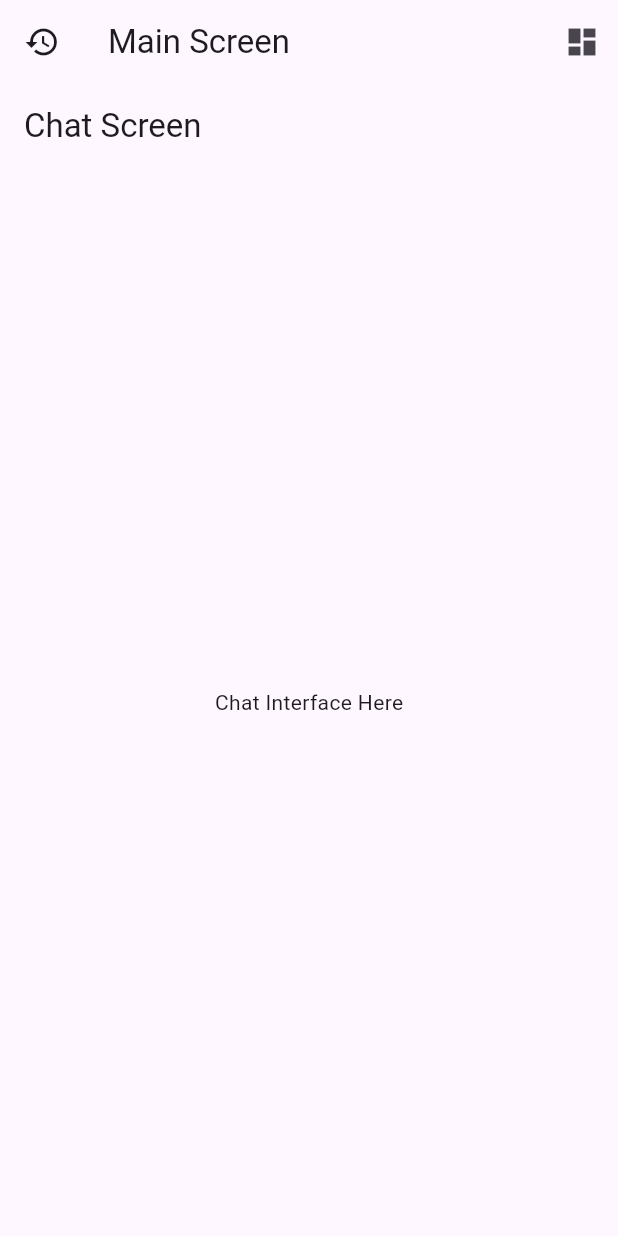
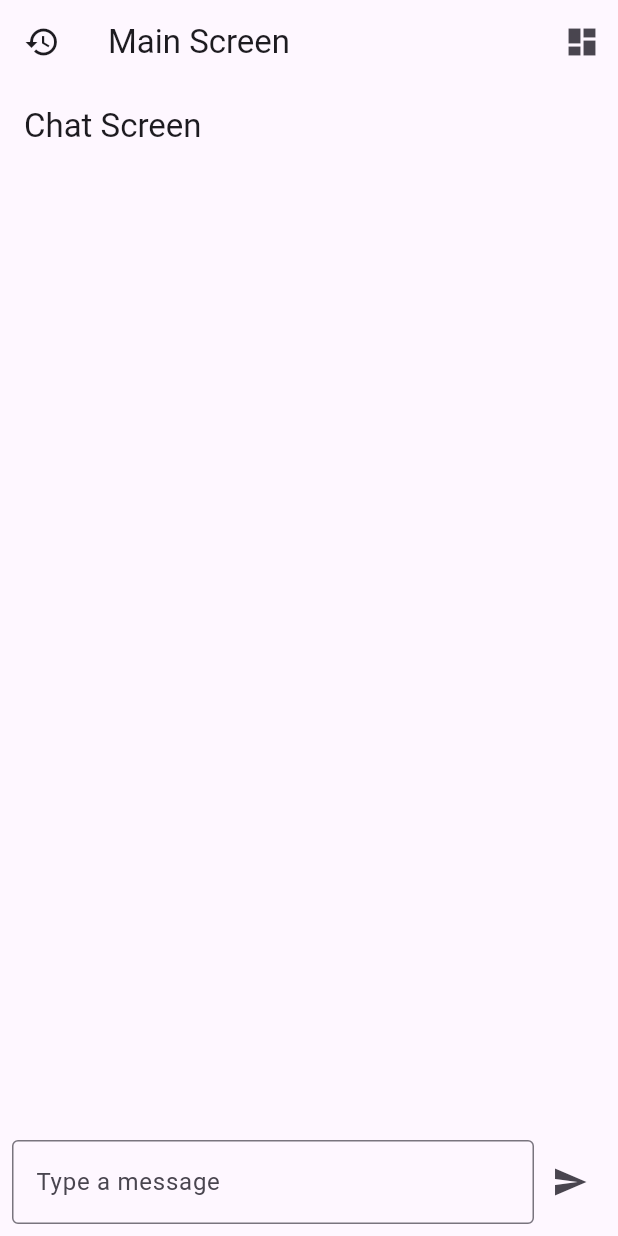
Before and after one commit to brittotprince/Lets_Split_UI-Flutter-, a Flutter app: the screen it shows after launch, on a phone screen of 412 x 824 dp. Run offline on Flutter 3.47's test engine with Material 3 defaults, Android fonts, the phone set to English and light mode, and no system bars; our stand-ins replace go_router.

Commit message:
Adding chat functionality

```diff
--- /dev/null
+++ b/lib/chat_provider.dart
@@ -0,0 +1,12 @@
+import 'package:flutter/material.dart';
+
+class ChatProvider with ChangeNotifier {
+  List<Map<String, String>> _messages = [];
+
+  List<Map<String, String>> get messages => _messages;
+
+  void addMessage(String message, String sender) {
+    _messages.add({'message': message, 'sender': sender});
+    notifyListeners();
+  }
+}
--- a/lib/chat_screen.dart
+++ b/lib/chat_screen.dart
@@ -1,14 +1,64 @@
 import 'package:flutter/material.dart';
+import 'package:provider/provider.dart';
+import 'chat_provider.dart';
+import 'user_message_bubble.dart';
+import 'ai_message_bubble.dart';
 
 class ChatScreen extends StatelessWidget {
+  final TextEditingController _controller = TextEditingController();
+
   @override
   Widget build(BuildContext context) {
     return Scaffold(
       appBar: AppBar(
         title: Text('Chat Screen'),
       ),
-      body: Center(
-        child: Text('Chat Interface Here'),
+      body: Column(
+        children: [
+          Expanded(
+            child: Consumer<ChatProvider>(
+              builder: (context, chatProvider, child) {
+                return ListView.builder(
+                  itemCount: chatProvider.messages.length,
+                  itemBuilder: (context, index) {
+                    final message = chatProvider.messages[index];
+                    if (message['sender'] == 'user') {
+                      return UserMessageBubble(message: message['message']!);
+                    } else {
+                      return AIMessageBubble(message: message['message']!);
+                    }
+                  },
+                );
+              },
+            ),
+          ),
+          Padding(
+            padding: const EdgeInsets.all(8.0),
+            child: Row(
+              children: [
+                Expanded(
+                  child: TextField(
+                    controller: _controller,
+                    decoration: InputDecoration(
+                      hintText: 'Type a message',
+                      border: OutlineInputBorder(),
+                    ),
+                  ),
+                ),
+                IconButton(
+                  icon: Icon(Icons.send),
+                  onPressed: () {
+                    if (_controller.text.isNotEmpty) {
+                      Provider.of<ChatProvider>(context, listen: false)
+                          .addMessage(_controller.text, 'user');
+                      _controller.clear();
+                    }
+                  },
+                ),
+              ],
+            ),
+          ),
+        ],
       ),
     );
   }
--- a/lib/main.dart
+++ b/lib/main.dart
@@ -1,42 +1,26 @@
 import 'package:flutter/material.dart';
-import 'package:go_router/go_router.dart';
+import 'package:provider/provider.dart';
 import 'main_screen.dart';
-import 'chat_screen.dart';
-import 'history_screen.dart';
-import 'dashboard_screen.dart';
+import 'chat_provider.dart';
 
 void main() {
-  runApp(MyApp());
+  runApp(
+    ChangeNotifierProvider(
+      create: (context) => ChatProvider(),
+      child: MyApp(),
+    ),
+  );
 }
 
 class MyApp extends StatelessWidget {
-  final GoRouter _router = GoRouter(
-    routes: [
-      GoRoute(
-        path: '/',
-        builder: (context, state) => MainScreen(),
-      ),
-      GoRoute(
-        path: '/chat',
-        builder: (context, state) => ChatScreen(),
-      ),
-      GoRoute(
-        path: '/history',
-        builder: (context, state) => HistoryScreen(),
-      ),
-      GoRoute(
-        path: '/dashboard',
-        builder: (context, state) => DashboardScreen(),
-      ),
-    ],
-  );
-
   @override
   Widget build(BuildContext context) {
-    return MaterialApp.router(
-      routerDelegate: _router.routerDelegate,
-      routeInformationParser: _router.routeInformationParser,
-      routeInformationProvider: _router.routeInformationProvider,
+    return MaterialApp(
+      title: 'Flutter Demo',
+      theme: ThemeData(
+        primarySwatch: Colors.blue,
+      ),
+      home: MainScreen(),
     );
   }
 }
```
Also changed, not shown: lib/ai_message_bubble.dart (added, +23 -0 lines), lib/user_message_bubble.dart (added, +26 -0 lines).
